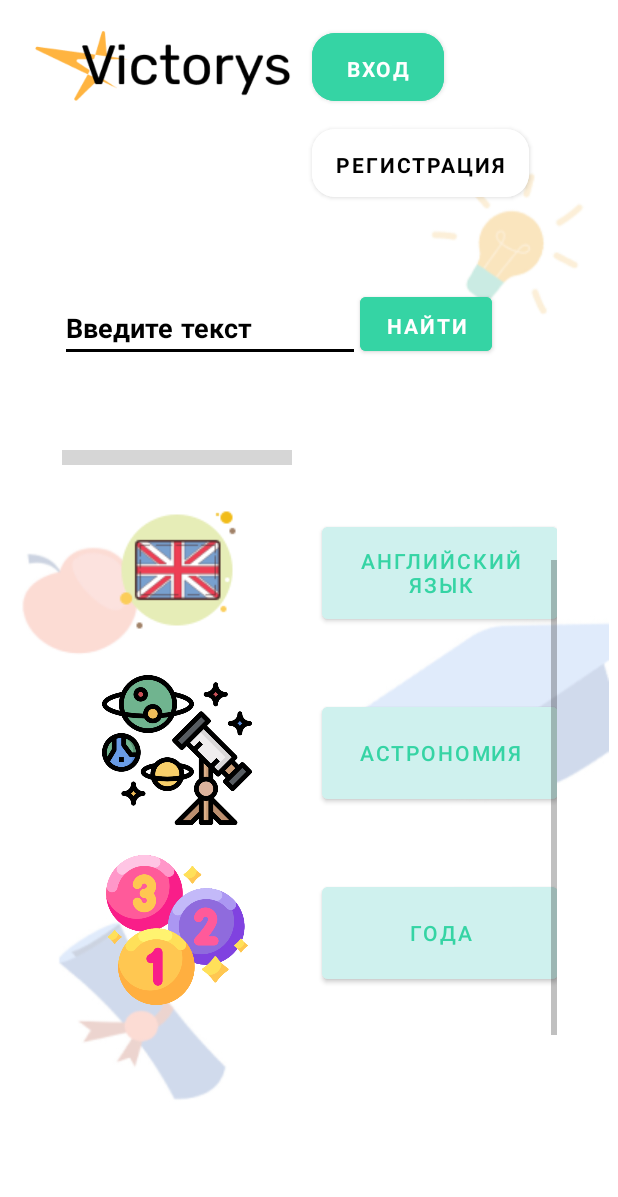
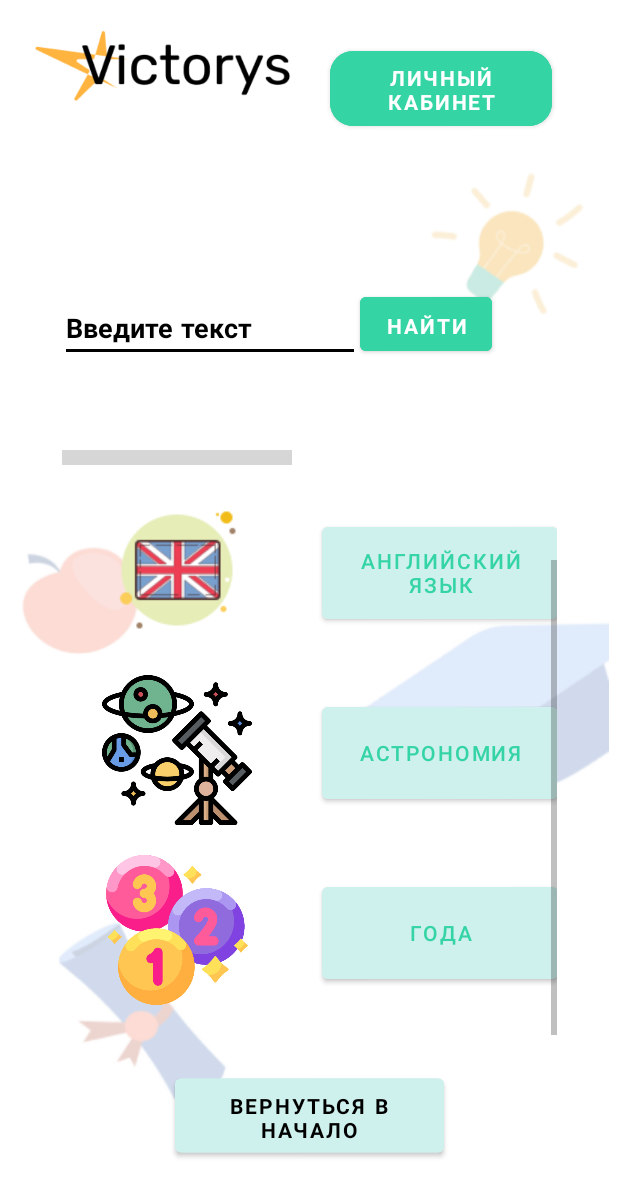
Before and after one commit to dilfd2367/Victoris_app, an Android app: the All_types screen opened directly, with no data from a screen before it, scrolled down 90 dp, on a phone screen of 412 x 824 dp. Shown: the top 1197 px of the screen. Run offline under Robolectric (Android 15) with nearby library versions, the phone set to English and light mode, and no system bars; Roboto replaces fonts that are not available here; grey boxes are pictures that could not be loaded.

Commit message:
22.04.2023

```diff
--- a/app/src/main/java/com/example/projectvictorys/All_types.java
+++ b/app/src/main/java/com/example/projectvictorys/All_types.java
@@ -4,26 +4,26 @@ import androidx.appcompat.app.AppCompatActivity;
 
 import android.content.Intent;
 import android.os.Bundle;
-import android.text.Layout;
 import android.view.View;
 import android.widget.Button;
 import android.widget.EditText;
-import android.widget.TextView;
 
 import java.util.Locale;
 
 public class All_types extends AppCompatActivity {
+    private Button btn_goback;
     @Override
     protected void onCreate(Bundle savedInstanceState) {
         super.onCreate(savedInstanceState);
         setContentView(R.layout.all_types);
         View fr1 = findViewById(R.id.frame1);
         View fr2 = findViewById(R.id.frame2);
+        String Your_Login = getIntent().getStringExtra("Your_Login");
+        MainActivity.NICKNAME = Your_Login;
+        Button btn_account = findViewById(R.id.button_alltypes);
         View fr3 = findViewById(R.id.frame3);
         View fr4 = findViewById(R.id.frame4);
         Button btn6 = findViewById(R.id.buttonVict4);
-        Button btn4 = findViewById(R.id.button4);
-        Button btn = findViewById(R.id.button156);
         Button btn1 = findViewById(R.id.buttonVict1);
         Button btn2 = findViewById(R.id.buttonVict2);
         Button btn3 = findViewById(R.id.buttonVict3);
@@ -52,24 +52,10 @@ public class All_types extends AppCompatActivity {
                 }
             }
         });
-        btn4.setOnClickListener(new View.OnClickListener() {
+        btn_account.setOnClickListener(new View.OnClickListener() {
             @Override
             public void onClick(View v) {
-                Intent b = new Intent(All_types.this, Account.class);
-                startActivity(b);
-            }
-        });
-        btn.setOnClickListener(new View.OnClickListener() {
-            @Override
-            public void onClick(View v) {
-                Intent b = new Intent(All_types.this, CreateAccount.class);
-                startActivity(b);
-            }
-        });
-        btn1.setOnClickListener(new View.OnClickListener() {
-            @Override
-            public void onClick(View v) {
-                Intent b = new Intent(All_types.this, Game.class);
+                Intent b = new Intent(All_types.this, Your_login.class);
                 startActivity(b);
             }
         });
@@ -109,5 +95,13 @@ public class All_types extends AppCompatActivity {
                 startActivity(b);
             }
         });
+        btn_goback = findViewById(R.id.go_back);
+        btn_goback.setOnClickListener(new View.OnClickListener() {
+            @Override
+            public void onClick(View v) {
+                Intent i = new Intent(All_types.this, MainActivity.class);
+                startActivity(i);
+            }
+        });
     }
 }
--- a/app/src/main/java/com/example/projectvictorys/CreateAccount.java
+++ b/app/src/main/java/com/example/projectvictorys/CreateAccount.java
@@ -18,7 +18,7 @@ public class CreateAccount extends AppCompatActivity {
         btn.setOnClickListener(new View.OnClickListener() {
             @Override
             public void onClick(View v) {
-                Intent y = new Intent(CreateAccount.this, Your_login.class);
+                Intent y = new Intent(CreateAccount.this, All_types.class);
                 EditText name = findViewById(R.id.login_input);
                 String your_name = name.getText().toString();
                 y.putExtra("Your_Login", your_name);
--- a/app/src/main/java/com/example/projectvictorys/MainActivity.java
+++ b/app/src/main/java/com/example/projectvictorys/MainActivity.java
@@ -11,6 +11,7 @@ public class MainActivity extends AppCompatActivity {
     public static String SCORE2 = "0";
     public static String SCORE3 = "0";
     public static String SCORE4 = "0";
+    public static String NICKNAME = "";
     @Override
     protected void onCreate(Bundle savedInstanceState) {
         super.onCreate(savedInstanceState);
@@ -29,7 +30,7 @@ public class MainActivity extends AppCompatActivity {
         btn2.setOnClickListener(new View.OnClickListener() {
             @Override
             public void onClick(View view) {
-                Intent a = new Intent(MainActivity.this, All_types.class);
+                Intent a = new Intent(MainActivity.this, Account.class);
                 startActivity(a);
             }
         });
--- a/app/src/main/java/com/example/projectvictorys/Your_login.java
+++ b/app/src/main/java/com/example/projectvictorys/Your_login.java
@@ -16,10 +16,9 @@ public class Your_login extends AppCompatActivity {
     protected void onCreate(Bundle savedInstanceState) {
         super.onCreate(savedInstanceState);
         setContentView(R.layout.your_login);
-        String Your_Login = getIntent().getStringExtra("Your_Login");
         TextView text = findViewById(R.id.textView_your);
-        if (Your_Login.trim().length() != 0)
-        {text.setText(Your_Login);}
+        if (MainActivity.NICKNAME.trim().length() != 0)
+        {text.setText(MainActivity.NICKNAME);}
         TextView Scores1 = findViewById(R.id.Scores1);
         Scores1.setText("Ваш последний счёт: " + MainActivity.SCORE3 + "/5");
         TextView Scores2 = findViewById(R.id.Scores2);
--- a/app/src/main/res/layout/all_types.xml
+++ b/app/src/main/res/layout/all_types.xml
@@ -5,6 +5,20 @@
     android:layout_width="match_parent"
     android:layout_height="match_parent"
     android:background="@color/white">
+
+    <Button
+        android:id="@+id/go_back"
+        android:layout_width="179dp"
+        android:layout_height="61dp"
+        android:layout_marginBottom="25dp"
+        android:backgroundTint="#CFF1EE"
+        android:fontFamily="@font/comfortaa_bold"
+        android:text="Вернуться в начало"
+        android:textColor="#000000"
+        android:translationY="25dp"
+        app:layout_constraintBottom_toBottomOf="@+id/imageView7"
+        app:layout_constraintEnd_toEndOf="parent"
+        app:layout_constraintStart_toStartOf="parent" />
 
     <ImageView
         android:id="@+id/imageView7"
@@ -28,33 +42,18 @@
         app:srcCompat="@drawable/victorys_emblem" />
 
     <Button
-        android:id="@+id/button4"
-        android:layout_width="wrap_content"
-        android:layout_height="57dp"
-        android:layout_marginStart="208dp"
-        android:layout_marginTop="16dp"
+        android:id="@+id/button_alltypes"
+        android:layout_width="148dp"
+        android:layout_height="62dp"
+        android:layout_marginStart="220dp"
+        android:layout_marginTop="28dp"
         android:backgroundTint="#35D4A4"
         android:fontFamily="@font/comfortaa_bold"
-        android:text="Вход"
+        android:text="Личный кабинет"
+        android:textColor="#FFFFFF"
         app:cornerRadius="15dp"
         app:layout_constraintStart_toStartOf="parent"
         app:layout_constraintTop_toTopOf="parent" />
-
-    <Button
-        android:id="@+id/button156"
-        android:layout_width="wrap_content"
-        android:layout_height="57dp"
-        android:layout_marginStart="208dp"
-        android:layout_marginTop="80dp"
-        android:backgroundTint="@color/white"
-        android:fontFamily="@font/comfortaa_bold"
-        android:shadowColor="#230303"
-        android:text="Регистрация"
-        android:textColor="@color/black"
-        app:cornerRadius="15dp"
-        app:layout_constraintStart_toStartOf="parent"
-        app:layout_constraintTop_toTopOf="parent"
-        app:rippleColor="#000000" />
 
     <ScrollView
         android:layout_width="330dp"
```
Also changed, not shown: app/src/main/java/com/example/projectvictorys/Account.java (+9 -1 lines), app/src/main/res/layout/account.xml (+26 -6 lines), app/src/main/res/layout/createaccount.xml (+11 -4 lines).
